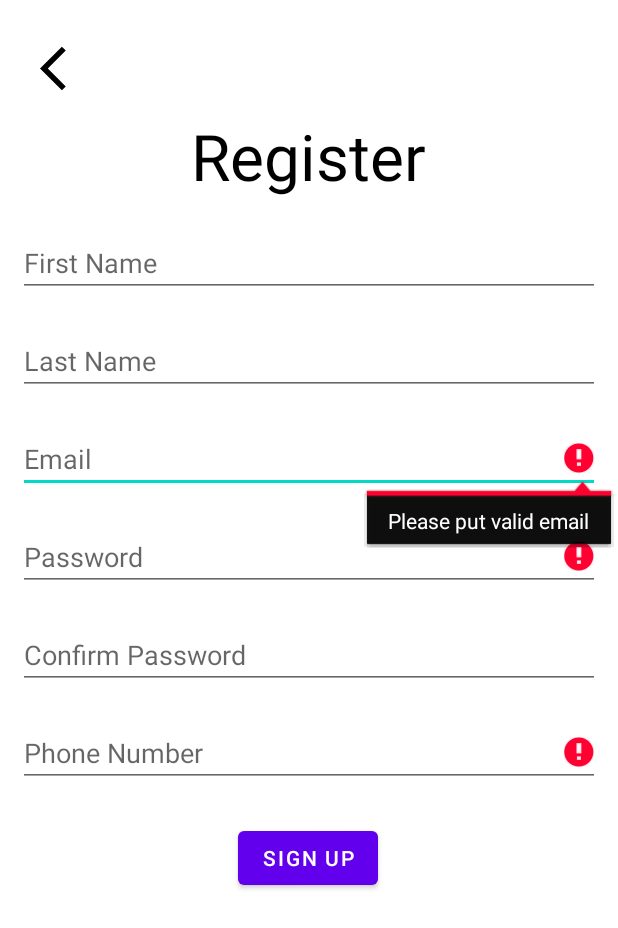
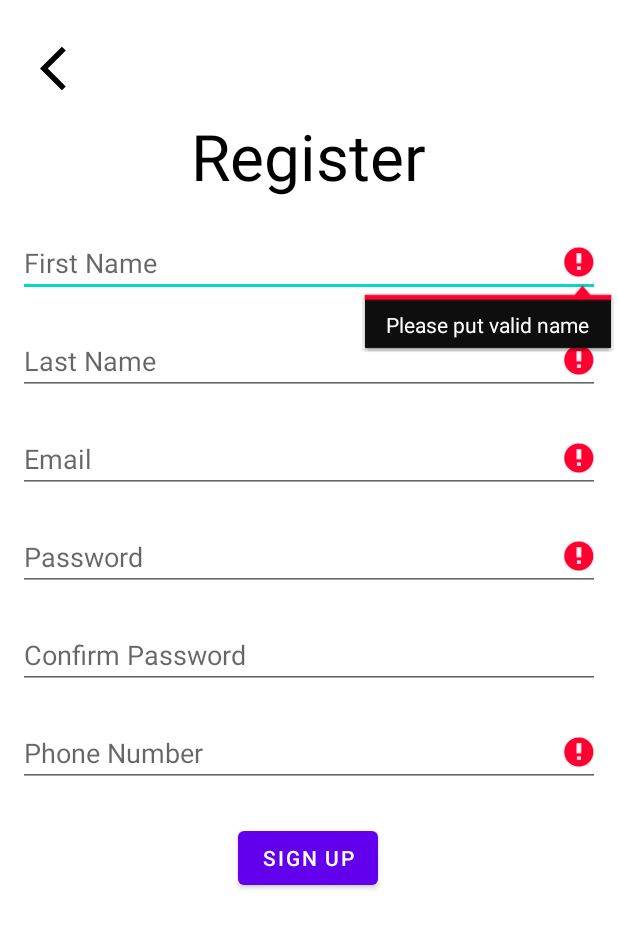
Before and after one commit to kimox11/caffaine, an Android app: the Register screen opened directly, with no data from a screen before it, after a tap on "SIGN UP", on a phone screen of 412 x 824 dp. Shown: the top 928 px of the screen. Run offline under Robolectric (Android 15) with nearby library versions, the phone set to English and light mode, and no system bars.

Commit message:
save data

```diff
--- a/app/src/main/java/com/example/caffaine/Register.kt
+++ b/app/src/main/java/com/example/caffaine/Register.kt
@@ -6,12 +6,12 @@ import android.os.Bundle
 import android.widget.Button
 import android.widget.EditText
 import android.widget.ImageButton
-import android.widget.TextView
 
 class Register : AppCompatActivity() {
     lateinit var back_button: ImageButton
     lateinit var sign_up_button: Button
-    lateinit var firstname_edit_text : TextView
+    lateinit var firstname_edit_text : EditText
+    lateinit var lastname_edit_text : EditText
     lateinit var email_edit_text: EditText
     lateinit var password_edit_text: EditText
     lateinit var phonenumber_edit_text: EditText
@@ -22,7 +22,8 @@ class Register : AppCompatActivity() {
         setContentView(R.layout.signup)
         back_button = findViewById(R.id.b_button)
         sign_up_button = findViewById(R.id.sign_up_button)
-//        firstname_edit_text = findViewById(R.id.)
+        firstname_edit_text = findViewById(R.id.firstName_reg)
+        lastname_edit_text = findViewById(R.id.lastName_reg)
         email_edit_text = findViewById(R.id.email_reg)
         password_edit_text = findViewById(R.id.password_reg)
         confirmation_password_edit_text = findViewById(R.id.password_reg_confirm)
@@ -36,52 +37,67 @@ class Register : AppCompatActivity() {
 
 
         sign_up_button.setOnClickListener {
-            if(validate()) {
+            var firstName = firstname_edit_text.text.toString()
+            var lastName  = lastname_edit_text.text.toString()
+            var email = email_edit_text.text.toString()
+            var password = password_edit_text.text.toString()
+            var phoneNumber = phonenumber_edit_text.text.toString()
+            var confirmationPassword = confirmation_password_edit_text.text.toString()
+            var user:user = user(firstName,lastName,email,password,phoneNumber)
+            if(validate(user,confirmationPassword)) {
                 intent.putExtra("email", email_edit_text.getText().toString())
                 intent.putExtra("password", password_edit_text.getText().toString())
-//                intent.putExtra("password", password_edit_text.getText().toString())
+                intent.putExtra("user", password_edit_text.getText().toString())
+                userManager.users.add(user)
                 setResult(55, intent)
                 finish()
-            }else{
-
             }
         }
 
 
     }
 
-    private fun validate(): Boolean {
-        var email = email_edit_text.getText().toString()
-        var password = password_edit_text.getText().toString()
-        var phoneNumber = phonenumber_edit_text.getText().toString()
-        var confirmationPassword = confirmation_password_edit_text.getText().toString()
+    private fun validate(user:user,confirmationPassword:String): Boolean {
+
         var result = true
-        if(phoneNumber.length != 12){
+        if(user.PhoneNumber.length != 11){
             error = "The phone number is not valid"
             phonenumber_edit_text.setError(error)
             phonenumber_edit_text.requestFocus();
             result = false
         }
-        if(!password.equals(confirmationPassword)){
+        if(!user.Password.equals(confirmationPassword)){
             error = "The confirmation password is not valid"
             confirmation_password_edit_text.setError(error)
             confirmation_password_edit_text.requestFocus();
             result = false
         }
-        if(password.length < 8){
+        if(user.Password.length < 8){
             error = "This password is too short"
             password_edit_text.setError(error)
             password_edit_text.requestFocus();
             result = false
         }
-        if (!email.contains("@") || !email.contains(".com")){
+        if (!user.Email.contains("@") || !user.Email.contains(".com")){
             error = "Please put valid email"
             email_edit_text.setError(error)
             email_edit_text.requestFocus();
             result = false
         }
 
+        if (user.LastName.isBlank()){
+            error = "Please put valid name"
+            lastname_edit_text.setError(error)
+            lastname_edit_text.requestFocus();
+            result = false
+        }
 
+        if (user.FirstName.isBlank()){
+            error = "Please put valid name"
+            firstname_edit_text.setError(error)
+            firstname_edit_text.requestFocus();
+            result = false
+        }
 
         return result
     }
--- a/app/src/main/java/com/example/caffaine/login.kt
+++ b/app/src/main/java/com/example/caffaine/login.kt
@@ -36,8 +36,8 @@ class login : AppCompatActivity() {
         go_to_home.setOnClickListener {
             var intent = Intent(this,HomeScreen::class.java)
             if(validate()) {
-                getResult.launch(intent)
-
+                //getResult.launch(intent)
+                go_to_signup.setText(userManager.users.get(0).Email)
             }
         }
     }
--- /dev/null
+++ b/app/src/main/java/com/example/caffaine/user.kt
@@ -0,0 +1,13 @@
+package com.example.caffaine
+
+import java.io.Serializable
+
+class user(FirstName: String,LastName: String,Email: String,Password: String,PhoneNumber: String) : Serializable {
+
+    var FirstName:String = FirstName
+    var LastName:String = LastName
+    var Email:String = Email
+    var Password:String = Password
+    var PhoneNumber:String = PhoneNumber
+
+}
--- /dev/null
+++ b/app/src/main/java/com/example/caffaine/userManager.kt
@@ -0,0 +1,8 @@
+package com.example.caffaine
+
+class userManager {
+     companion object {
+          var users: ArrayList<user> = ArrayList()
+     }
+
+}
--- a/app/src/main/res/layout/signup.xml
+++ b/app/src/main/res/layout/signup.xml
@@ -7,7 +7,7 @@
     tools:context=".Register">
 
     <EditText
-        android:id="@+id/editTextTextPersonName2"
+        android:id="@+id/firstName_reg"
         android:layout_width="match_parent"
         android:layout_height="wrap_content"
         android:layout_marginHorizontal="12dp"
@@ -20,7 +20,7 @@
         app:layout_constraintTop_toBottomOf="@+id/textView6" />
 
     <EditText
-        android:id="@+id/editTextTextPersonName4"
+        android:id="@+id/lastName_reg"
         android:layout_width="match_parent"
         android:layout_height="wrap_content"
         android:layout_marginHorizontal="12dp"
@@ -29,10 +29,10 @@
         android:ems="10"
         android:hint="Last Name"
         android:inputType="textPersonName"
-        app:layout_constraintEnd_toEndOf="@+id/editTextTextPersonName2"
+        app:layout_constraintEnd_toEndOf="@+id/firstName_reg"
         app:layout_constraintHorizontal_bias="0.0"
-        app:layout_constraintStart_toStartOf="@+id/editTextTextPersonName2"
-        app:layout_constraintTop_toBottomOf="@+id/editTextTextPersonName2" />
+        app:layout_constraintStart_toStartOf="@+id/firstName_reg"
+        app:layout_constraintTop_toBottomOf="@+id/firstName_reg" />
 
     <EditText
         android:id="@+id/email_reg"
@@ -43,10 +43,10 @@
         android:ems="10"
         android:hint="Email"
         android:inputType="textWebEmailAddress"
-        app:layout_constraintEnd_toEndOf="@+id/editTextTextPersonName4"
+        app:layout_constraintEnd_toEndOf="@+id/lastName_reg"
         app:layout_constraintHorizontal_bias="0.0"
-        app:layout_constraintStart_toStartOf="@+id/editTextTextPersonName4"
-        app:layout_constraintTop_toBottomOf="@+id/editTextTextPersonName4" />
+        app:layout_constraintStart_toStartOf="@+id/lastName_reg"
+        app:layout_constraintTop_toBottomOf="@+id/lastName_reg" />
 
     <EditText
         android:id="@+id/password_reg"
```
Also changed, not shown: 1 other file.
